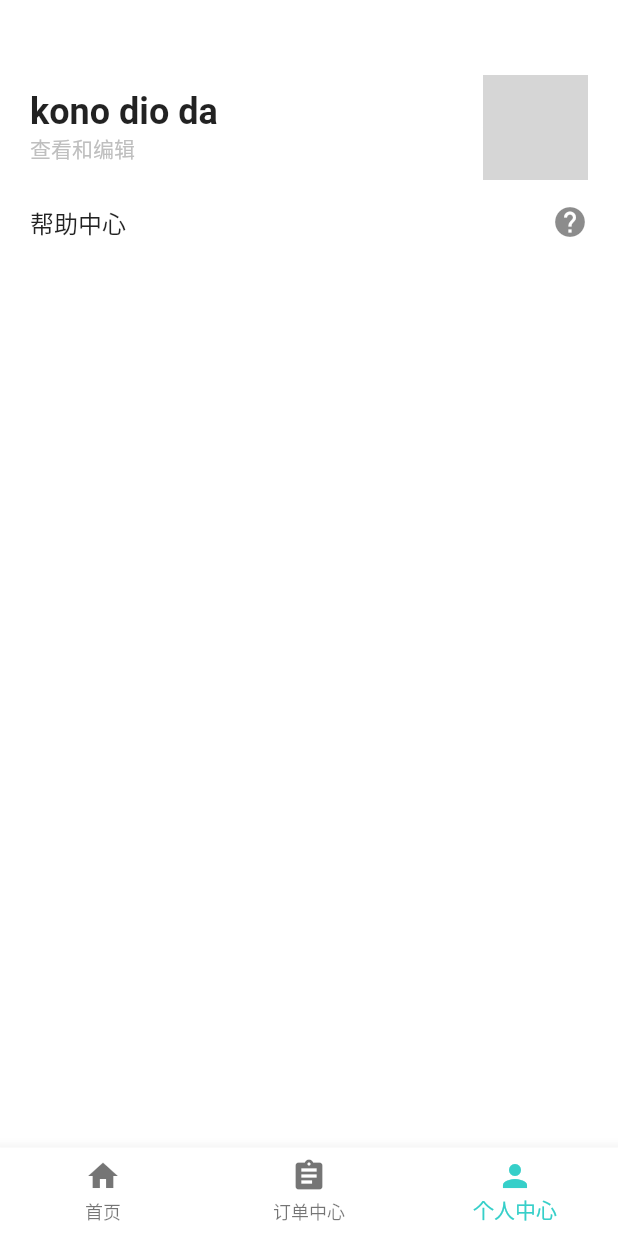
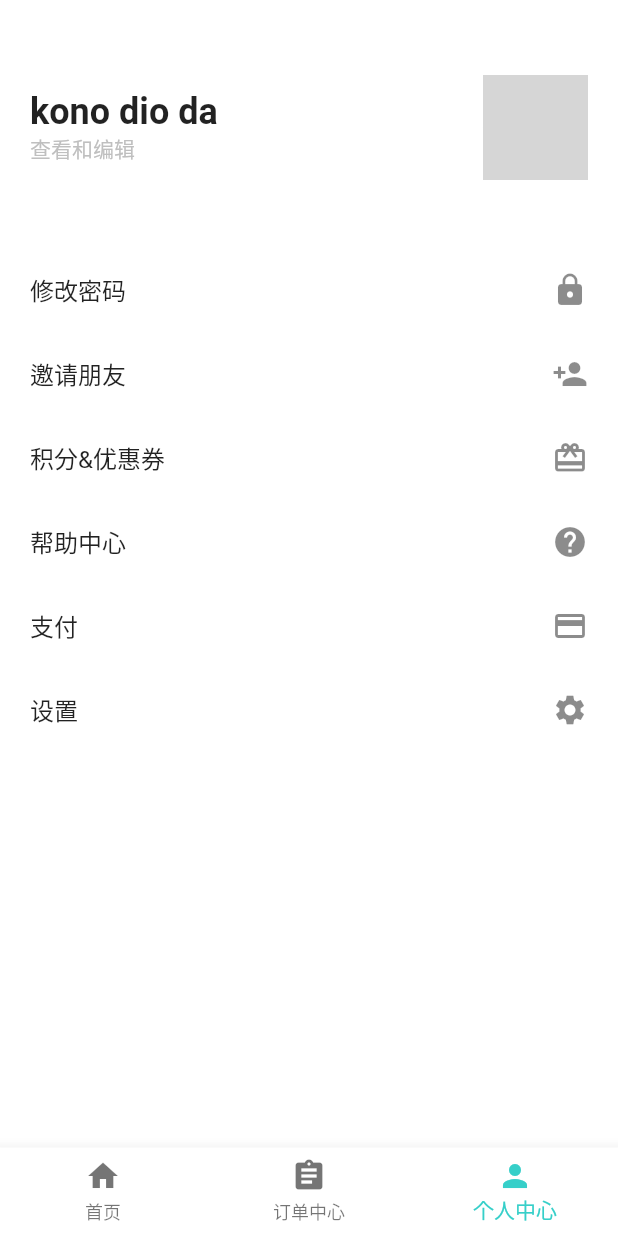
Before and after one commit to Void1315/y_transport_web, a Flutter app: the screen it shows after launch, item 3 of the bottom bar chosen, on a phone screen of 412 x 824 dp. Run offline on Flutter 3.47's test engine with Material 2 defaults, Android fonts, the phone set to English and light mode, and no system bars; our stand-ins replace cookie_jar, dio, dio_cookie_manager, flutter_login, flutter_redux, flutter_swiper and 1 more; missing offline and left inert: flutter_animation_set; network calls fail; grey boxes are pictures that could not be loaded.

Commit message:
feat: list

```diff
--- a/lib/pages/index/mine/index.dart
+++ b/lib/pages/index/mine/index.dart
@@ -31,7 +31,12 @@ class MinePage extends StatefulWidget {
 
 class MinePageState extends State<MinePage> {
   List<Map<String, dynamic>> _operatingList = [
+    {"icons": Icon(Icons.lock), "title": "修改密码", "routeName": "help"},
+    {"icons": Icon(Icons.person_add), "title": "邀请朋友", "routeName": "help"},
+    {"icons": Icon(Icons.card_giftcard), "title": "积分&优惠券", "routeName": "help"},
     {"icons": Icon(Icons.help), "title": "帮助中心", "routeName": "help"},
+    {"icons": Icon(Icons.payment), "title": "支付", "routeName": "help"},
+    {"icons": Icon(Icons.settings), "title": "设置", "routeName": "help"},
   ];
 
   @override
@@ -65,15 +70,10 @@ class MinePageState extends State<MinePage> {
 
   Widget _operatingListWidget() {
     return Container(
-      height: 200,
-      child: ListView.builder(
-          itemCount: _operatingList.length,
-          itemBuilder: (BuildContext context, int index) {
-            return _buildOperating(
-                _operatingList[index]["icons"],
-                _operatingList[index]['title'],
-                _operatingList[index]['routeName']);
-          }),
+      margin: EdgeInsets.only(top: 45),
+      child: Column(
+        children: _operatingList.map((e) => Expanded(flex: 0,child: _buildOperating(e['icons'],e['title'],e['routeName']))).toList()
+      ),
     );
   }
 
```
